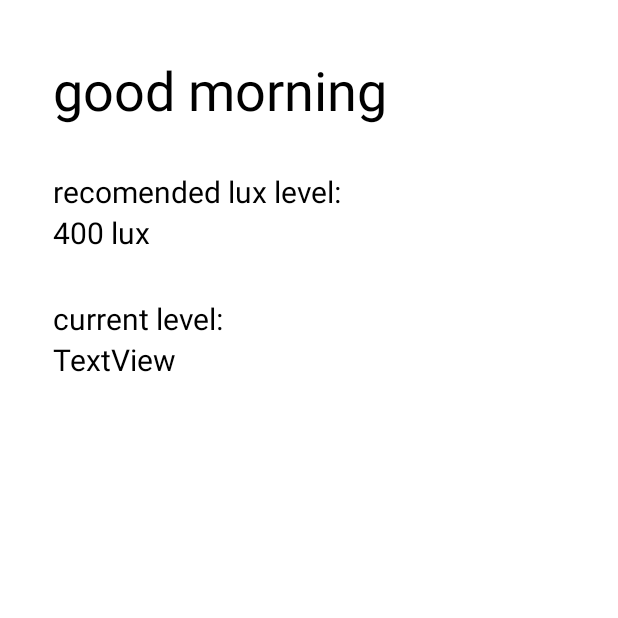
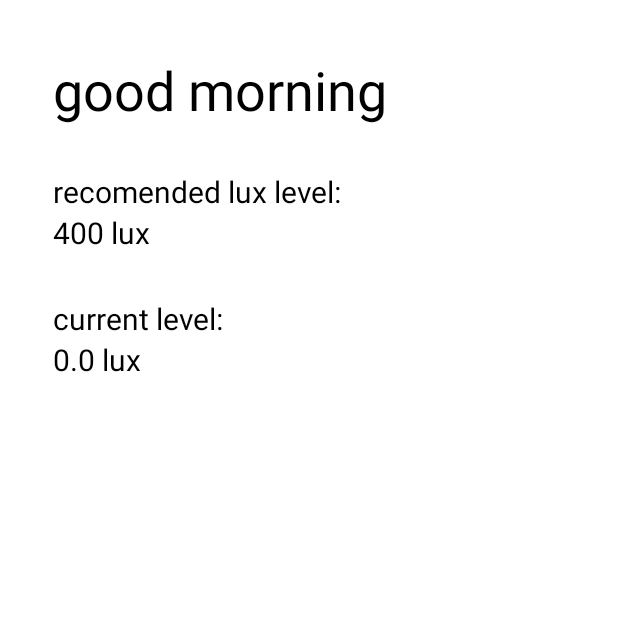
Before and after one commit to Davidk04/Shinecycle, an Android app: the ResultActivity screen opened directly, with no data from a screen before it, on a phone screen of 412 x 824 dp, the top half of it. Run offline under Robolectric (Android 15) with nearby library versions, the phone set to English and light mode, and no system bars.

```diff
--- a/app/src/main/java/com/example/shinesensor/activity/InputActivity.java
+++ b/app/src/main/java/com/example/shinesensor/activity/InputActivity.java
@@ -11,6 +11,7 @@ import android.widget.Button;
 import android.widget.TimePicker;
 
 import com.example.shinesensor.R;
+import com.example.shinesensor.service.LightSensorService;
 
 import java.util.Locale;
 
--- a/app/src/main/java/com/example/shinesensor/activity/ResultActivity.java
+++ b/app/src/main/java/com/example/shinesensor/activity/ResultActivity.java
@@ -1,12 +1,13 @@
 package com.example.shinesensor.activity;
 
 import androidx.appcompat.app.AppCompatActivity;
-
+import android.content.Intent;
 import android.os.Bundle;
 import android.view.WindowManager;
 import android.widget.TextView;
 
 import com.example.shinesensor.R;
+import com.example.shinesensor.service.LightSensorService;
 
 import java.util.Calendar;
 
@@ -14,6 +15,8 @@ public class ResultActivity extends AppCompatActivity {
     Boolean isNight;
     TextView title;
     TextView recomendedLux;
+    TextView currentLux;
+    float receivedLux;
 
     @Override
     protected void onCreate(Bundle savedInstanceState) {
@@ -23,29 +26,39 @@ public class ResultActivity extends AppCompatActivity {
         getSupportActionBar().hide();
         title = findViewById(R.id.title);
         recomendedLux = findViewById(R.id.recomendedLux);
+        currentLux = findViewById(R.id.currentLux);
         setTitles();
+        startService();
     }
 
-    public void getTime(){
+    public void getTime() {
         //Code from StackOverflow: https://stackoverflow.com/questions/8250367/android-detect-if-night
         Calendar cal = Calendar.getInstance();
         int hour = cal.get(Calendar.HOUR_OF_DAY);
-        if(hour < 6 || hour > 18){
+        if (hour < 6 || hour > 18) {
             isNight = true;
         } else {
             isNight = false;
         }
     }
 
-    public void setTitles(){
+    public void setTitles() {
         getTime();
-        if (isNight){
+        if (isNight) {
             title.setText("good evening");
             recomendedLux.setText("200 lux");
 
-        }else{
+        } else {
             title.setText("good morning");
             recomendedLux.setText("400 lux");
         }
     }
+
+    public void startService(){
+        Intent intent = new Intent(this, LightSensorService.class);
+        startService(intent);
+        Intent data = getIntent();
+        receivedLux = data.getFloatExtra("lux", 0);
+        currentLux.setText(String.valueOf(receivedLux) + " lux");
+    }
 }
--- a/app/src/main/res/layout/activity_result.xml
+++ b/app/src/main/res/layout/activity_result.xml
@@ -59,7 +59,7 @@
                 android:text="current level:" />
 
             <TextView
-                android:id="@+id/textView5"
+                android:id="@+id/currentLux"
                 android:layout_width="match_parent"
                 android:layout_height="wrap_content"
                 android:textSize="20dp"
```
Also changed, not shown: app/src/main/AndroidManifest.xml (+27 -0 lines), app/src/main/java/com/example/shinesensor/service/LightSensorService.java (added, +63 -0 lines).
